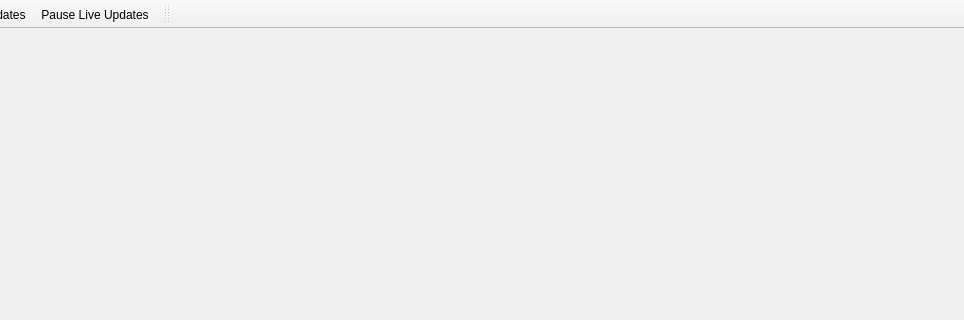
First picture: the form in linegrab/ui/linegrab_layout.ui, repository WasatchPhotonics/LineGrab, before the edit; both pictures show x 116 to 1080 and y 0 to 320 of the 1080 by 600 pixel window.
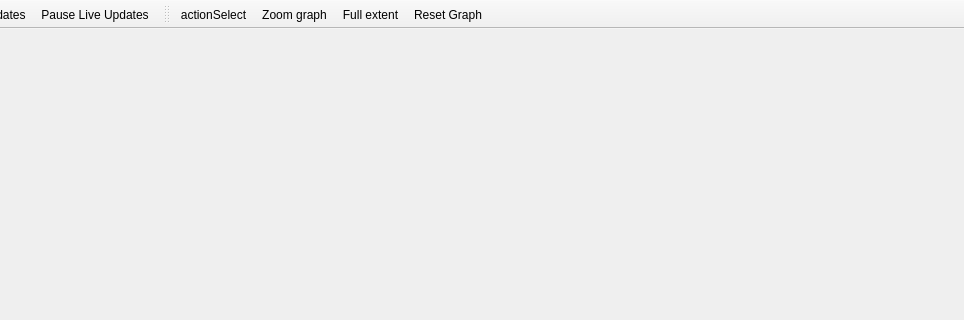
Second picture: the form after the edit. Icons and pictures are not drawn.

Commit message: spacer for fps display on the right, basic reset button

Patch:
```diff
--- a/linegrab/ui/linegrab_layout.ui
+++ b/linegrab/ui/linegrab_layout.ui
@@ -169,6 +169,10 @@
    <attribute name="toolBarBreak">
     <bool>false</bool>
    </attribute>
+   <addaction name="actionActionSelect"/>
+   <addaction name="actionZoom_graph"/>
+   <addaction name="actionFull_extent"/>
+   <addaction name="actionReset_Graph"/>
   </widget>
   <action name="actionPause_Live_Updates">
    <property name="checkable">
@@ -242,6 +246,15 @@
     <string>placeholder to show select</string>
    </property>
   </action>
+  <action name="actionFull_extent">
+   <property name="icon">
+    <iconset resource="iconagraphy.qrc">
+     <normaloff>:/greys/greys/full_extent.svg</normaloff>:/greys/greys/full_extent.svg</iconset>
+   </property>
+   <property name="text">
+    <string>Full extent</string>
+   </property>
+  </action>
  </widget>
  <resources>
   <include location="iconagraphy.qrc"/>
```
The commit also changes 1 other file.
